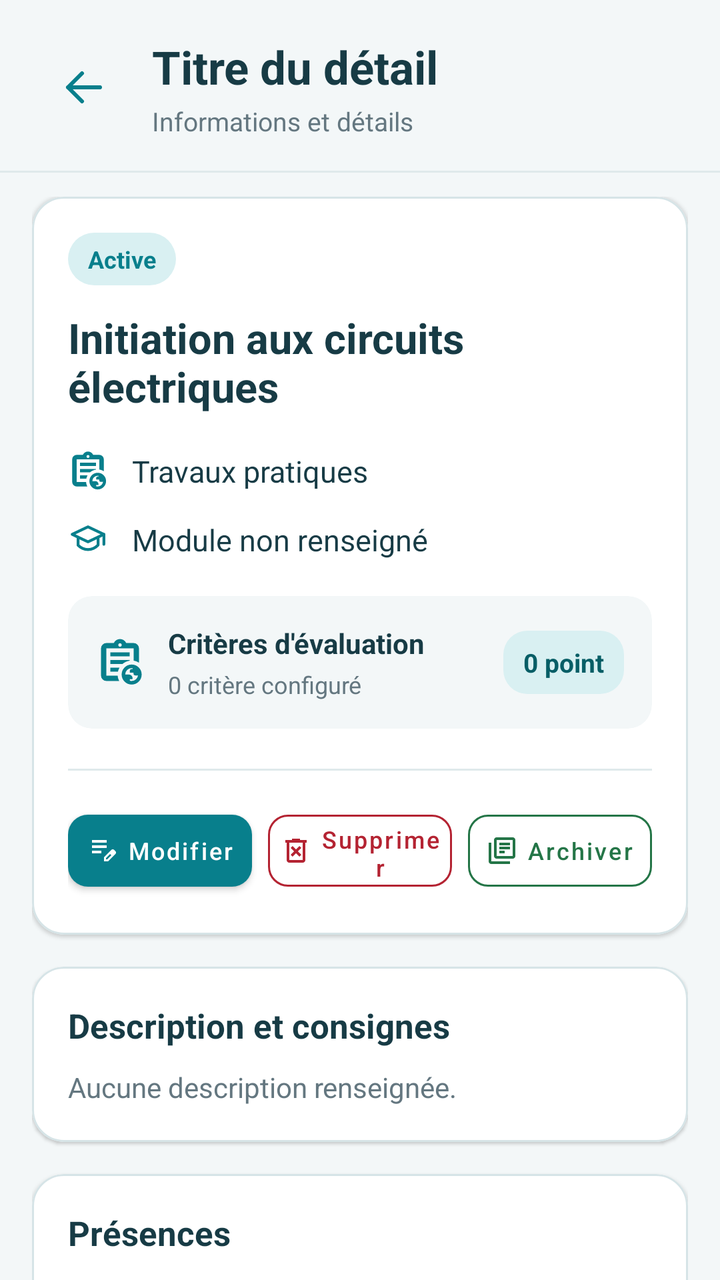
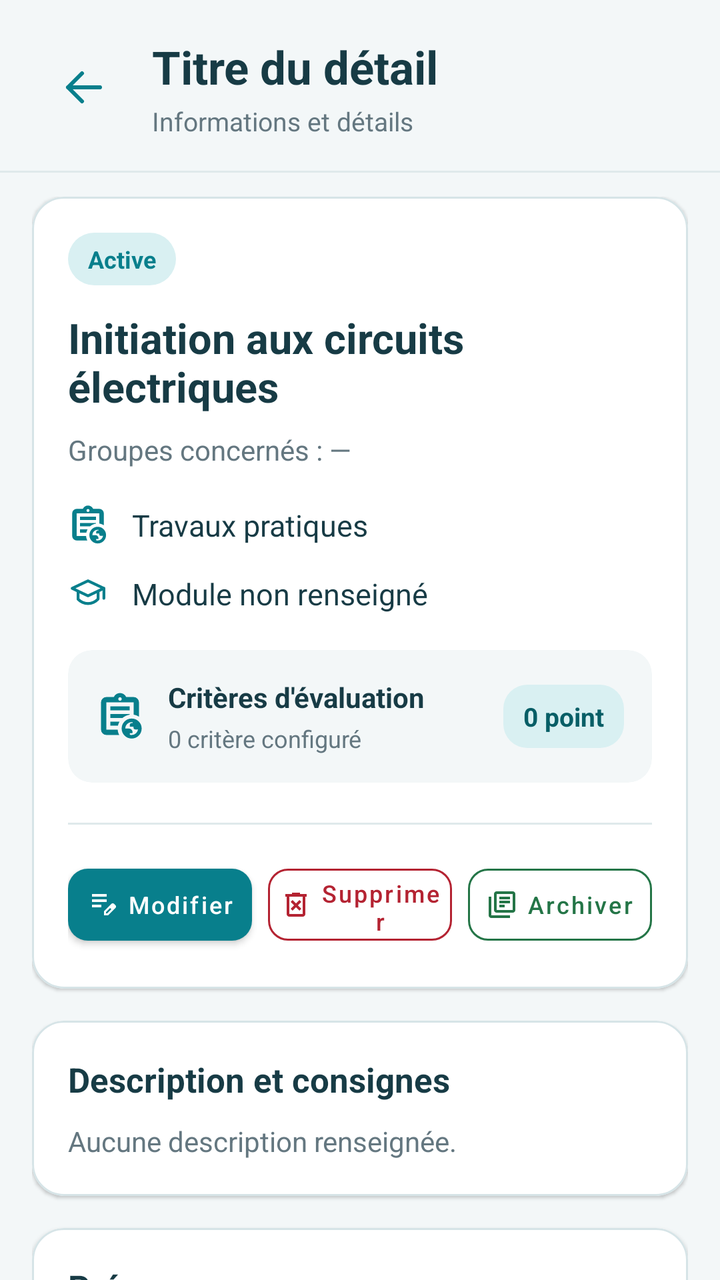

An Android layout rendered at two revisions. The XML below is the earlier revision; the diff shows what the commit changed to produce the second picture.
<!-- AndroidManifest.xml: application theme Theme.Praticum -->
<!-- res/layout/fragment_session_detail.xml -->
<?xml version="1.0" encoding="utf-8"?>
<LinearLayout
    xmlns:android="http://schemas.android.com/apk/res/android"
    xmlns:app="http://schemas.android.com/apk/res-auto"
    android:layout_width="match_parent"
    android:layout_height="match_parent"
    android:orientation="vertical"
    android:background="@color/screen_background">

    
    <include
        layout="@layout/layout_subscreen_header" />

    
    <ScrollView
        android:layout_width="match_parent"
        android:layout_height="0dp"
        android:layout_weight="1"
        android:fillViewport="true"
        android:clipToPadding="false"
        android:paddingStart="16dp"
        android:paddingEnd="16dp"
        android:paddingTop="12dp"
        android:paddingBottom="20dp"
        android:overScrollMode="never"
        android:scrollbars="none">

        <LinearLayout
            android:layout_width="match_parent"
            android:layout_height="wrap_content"
            android:orientation="vertical">

            
            <com.google.android.material.card.MaterialCardView
                android:layout_width="match_parent"
                android:layout_height="wrap_content"
                android:layout_marginBottom="16dp"
                app:cardBackgroundColor="@color/white"
                app:cardCornerRadius="16dp"
                app:cardElevation="1dp"
                app:strokeColor="@color/color_outline"
                app:strokeWidth="1dp">

                <LinearLayout
                    android:layout_width="match_parent"
                    android:layout_height="wrap_content"
                    android:orientation="vertical"
                    android:padding="18dp">

                    
                    <TextView
                        android:id="@+id/tvSessionDetailStatus"
                        android:layout_width="wrap_content"
                        android:layout_height="wrap_content"
                        android:background="@drawable/bg_status_badge"
                        android:paddingHorizontal="10dp"
                        android:paddingVertical="5dp"
                        android:text="Active"
                        android:textColor="@color/primary"
                        android:textSize="12sp"
                        android:textStyle="bold" />

                    
                    <TextView
                        android:id="@+id/tvSessionDetailTitle"
                        android:layout_width="match_parent"
                        android:layout_height="wrap_content"
                        android:layout_marginTop="12dp"
                        android:text="Initiation aux circuits électriques"
                        android:textColor="@color/text_primary"
                        android:textSize="21sp"
                        android:textStyle="bold" />

                    
                    <LinearLayout
                        android:layout_width="match_parent"
                        android:layout_height="wrap_content"
                        android:layout_marginTop="18dp"
                        android:gravity="center_vertical"
                        android:orientation="horizontal">

                        <ImageView
                            android:layout_width="20dp"
                            android:layout_height="20dp"
                            android:contentDescription="@null"
                            android:src="@drawable/ic_assignment_24"
                            app:tint="@color/primary" />

                        <TextView
                            android:id="@+id/tvSessionDetailType"
                            android:layout_width="0dp"
                            android:layout_height="wrap_content"
                            android:layout_marginStart="12dp"
                            android:layout_weight="1"
                            android:text="Travaux pratiques"
                            android:textColor="@color/text_primary"
                            android:textSize="15sp" />

                    </LinearLayout>

                    
                    <LinearLayout
                        android:layout_width="match_parent"
                        android:layout_height="wrap_content"
                        android:layout_marginTop="14dp"
                        android:gravity="center_vertical"
                        android:orientation="horizontal">

                        <ImageView
                            android:layout_width="20dp"
                            android:layout_height="20dp"
                            android:contentDescription="@null"
                            android:src="@drawable/ic_school"
                            app:tint="@color/primary" />

                        <TextView
                            android:id="@+id/tvSessionDetailModule"
                            android:layout_width="0dp"
                            android:layout_height="wrap_content"
                            android:layout_marginStart="12dp"
                            android:layout_weight="1"
                            android:text="Module non renseigné"
                            android:textColor="@color/text_primary"
                            android:textSize="15sp" />

                    </LinearLayout>

                    
                    <com.google.android.material.card.MaterialCardView
                        android:layout_width="match_parent"
                        android:layout_height="wrap_content"
                        android:layout_marginTop="18dp"
                        app:cardBackgroundColor="@color/screen_background"
                        app:cardCornerRadius="12dp"
                        app:cardElevation="0dp"
                        app:strokeWidth="0dp">

                        <LinearLayout
                            android:layout_width="match_parent"
                            android:layout_height="wrap_content"
                            android:gravity="center_vertical"
                            android:orientation="horizontal"
                            android:padding="14dp">

                            <ImageView
                                android:layout_width="24dp"
                                android:layout_height="24dp"
                                android:contentDescription="@null"
                                android:src="@drawable/ic_assignment_24"
                                app:tint="@color/primary" />

                            <LinearLayout
                                android:layout_width="0dp"
                                android:layout_height="wrap_content"
                                android:layout_marginStart="12dp"
                                android:layout_weight="1"
                                android:orientation="vertical">

                                <TextView
                                    android:layout_width="match_parent"
                                    android:layout_height="wrap_content"
                                    android:text="Critères d'évaluation"
                                    android:textColor="@color/text_primary"
                                    android:textSize="14sp"
                                    android:textStyle="bold" />

                                <TextView
                                    android:id="@+id/tvSessionDetailCriteriaCount"
                                    android:layout_width="match_parent"
                                    android:layout_height="wrap_content"
                                    android:layout_marginTop="3dp"
                                    android:text="0 critère configuré"
                                    android:textColor="@color/text_secondary"
                                    android:textSize="12sp" />

                            </LinearLayout>

                            <TextView
                                android:id="@+id/tvSessionDetailMaxScore"
                                android:layout_width="wrap_content"
                                android:layout_height="wrap_content"
                                android:background="@drawable/bg_menu_selected"
                                android:paddingHorizontal="10dp"
                                android:paddingVertical="7dp"
                                android:text="0 point"
                                android:textColor="@color/primary_dark"
                                android:textSize="13sp"
                                android:textStyle="bold" />

                        </LinearLayout>

                    </com.google.android.material.card.MaterialCardView>

                    
                    <View
                        android:layout_width="match_parent"
                        android:layout_height="1dp"
                        android:layout_marginTop="20dp"
                        android:layout_marginBottom="16dp"
                        android:background="@color/color_divider" />

                    
                    <LinearLayout
                        android:layout_width="match_parent"
                        android:layout_height="wrap_content"
                        android:gravity="center"
                        android:orientation="horizontal"
                        android:baselineAligned="false">

                        <com.google.android.material.button.MaterialButton
                            android:id="@+id/btnEditSessionDetail"
                            style="@style/Widget.MaterialComponents.Button"
                            android:layout_width="0dp"
                            android:layout_height="48dp"
                            android:layout_weight="1"
                            android:layout_marginEnd="4dp"
                            android:minWidth="0dp"
                            android:paddingHorizontal="4dp"
                            android:text="Modifier"
                            android:textAllCaps="false"
                            android:textSize="12sp"
                            app:cornerRadius="10dp"
                            app:icon="@drawable/ic_edit"
                            app:iconGravity="textStart"
                            app:iconPadding="4dp"
                            app:iconSize="16dp" />

                        <com.google.android.material.button.MaterialButton
                            android:id="@+id/btnDeleteSessionDetail"
                            style="@style/Widget.MaterialComponents.Button.OutlinedButton"
                            android:layout_width="0dp"
                            android:layout_height="48dp"
                            android:layout_weight="1"
                            android:layout_marginHorizontal="4dp"
                            android:minWidth="0dp"
                            android:paddingHorizontal="4dp"
                            android:text="Supprimer"
                            android:textAllCaps="false"
                            android:textColor="@color/color_absent"
                            android:textSize="12sp"
                            app:cornerRadius="10dp"
                            app:icon="@drawable/ic_delete"
                            app:iconGravity="textStart"
                            app:iconPadding="4dp"
                            app:iconSize="16dp"
                            app:iconTint="@color/color_absent"
                            app:strokeColor="@color/color_absent" />

                        <com.google.android.material.button.MaterialButton
                            android:id="@+id/btnArchiveSession"
                            style="@style/Widget.MaterialComponents.Button.OutlinedButton"
                            android:layout_width="0dp"
                            android:layout_height="48dp"
                            android:layout_weight="1"
                            android:layout_marginStart="4dp"
                            android:minWidth="0dp"
                            android:paddingHorizontal="4dp"
                            android:text="Archiver"
                            android:textAllCaps="false"
                            android:textColor="@color/color_success"
                            android:textSize="12sp"
                            app:cornerRadius="10dp"
                            app:icon="@drawable/ic_archive"
                            app:iconGravity="textStart"
                            app:iconPadding="4dp"
                            app:iconSize="16dp"
                            app:iconTint="@color/color_success"
                            app:strokeColor="@color/color_success" />

                    </LinearLayout>

                </LinearLayout>
            </com.google.android.material.card.MaterialCardView>

            
            <com.google.android.material.card.MaterialCardView
                android:layout_width="match_parent"
                android:layout_height="wrap_content"
                android:layout_marginBottom="16dp"
                app:cardBackgroundColor="@color/white"
                app:cardCornerRadius="16dp"
                app:cardElevation="1dp"
                app:strokeColor="@color/color_outline"
                app:strokeWidth="1dp">

                <LinearLayout
                    android:layout_width="match_parent"
                    android:layout_height="wrap_content"
                    android:orientation="vertical"
                    android:padding="18dp">

                    <TextView
                        android:layout_width="match_parent"
                        android:layout_height="wrap_content"
                        android:text="Description et consignes"
                        android:textColor="@color/text_primary"
                        android:textSize="17sp"
                        android:textStyle="bold" />

                    <TextView
                        android:id="@+id/tvSessionDetailDescription"
                        android:layout_width="match_parent"
                        android:layout_height="wrap_content"
                        android:layout_marginTop="10dp"
                        android:lineSpacingExtra="4dp"
                        android:text="Aucune description renseignée."
                        android:textColor="@color/text_secondary"
                        android:textSize="14sp" />

                </LinearLayout>
            </com.google.android.material.card.MaterialCardView>

            
            <com.google.android.material.card.MaterialCardView
                android:layout_width="match_parent"
                android:layout_height="wrap_content"
                android:layout_marginBottom="16dp"
                app:cardBackgroundColor="@color/white"
                app:cardCornerRadius="16dp"
                app:cardElevation="1dp"
                app:strokeColor="@color/color_outline"
                app:strokeWidth="1dp">

                <LinearLayout
                    android:layout_width="match_parent"
                    android:layout_height="wrap_content"
                    android:orientation="vertical"
                    android:padding="18dp">

                    <TextView
                        android:layout_width="match_parent"
                        android:layout_height="wrap_content"
                        android:text="Présences"
                        android:textColor="@color/text_primary"
                        android:textSize="17sp"
                        android:textStyle="bold" />

                    <TextView
                        android:id="@+id/tvSessionDetailAttendanceSummary"
                        android:layout_width="match_parent"
                        android:layout_height="wrap_content"
                        android:layout_marginTop="8dp"
                        android:text="Suivez les présences des étudiants."
                        android:textColor="@color/text_secondary"
                        android:textSize="14sp" />

                    <com.google.android.material.card.MaterialCardView
                        android:id="@+id/btnOpenSessionAttendance"
                        android:layout_width="match_parent"
                        android:layout_height="wrap_content"
                        android:layout_marginTop="12dp"
                        android:clickable="true"
                        android:focusable="true"
                        android:foreground="?attr/selectableItemBackground"
                        app:cardBackgroundColor="@color/white"
                        app:cardCornerRadius="12dp"
                        app:cardElevation="0dp"
                        app:strokeColor="@color/color_divider"
                        app:strokeWidth="1dp">

                        <LinearLayout
                            android:layout_width="match_parent"
                            android:layout_height="wrap_content"
                            android:gravity="center_vertical"
                            android:orientation="horizontal"
                            android:padding="14dp">

                            <ImageView
                                android:layout_width="24dp"
                                android:layout_height="24dp"
                                android:contentDescription="@null"
                                android:src="@drawable/ic_attendance_sheet"
                                app:tint="@color/primary" />

                            <LinearLayout
                                android:layout_width="0dp"
                                android:layout_height="wrap_content"
                                android:layout_marginStart="14dp"
                                android:layout_weight="1"
                                android:orientation="vertical">

                                <TextView
                                    android:layout_width="match_parent"
                                    android:layout_height="wrap_content"
                                    android:text="Ouvrir la feuille de présence"
                                    android:textColor="@color/text_primary"
                                    android:textSize="14sp"
                                    android:textStyle="bold" />

                                <TextView
                                    android:layout_width="match_parent"
                                    android:layout_height="wrap_content"
                                    android:layout_marginTop="3dp"
                                    android:text="Enregistrer les présences, absences et retards"
                                    android:textColor="@color/text_secondary"
                                    android:textSize="12sp" />

                            </LinearLayout>

                            <ImageView
                                android:layout_width="20dp"
                                android:layout_height="20dp"
                                android:contentDescription="@null"
                                android:src="@drawable/ic_chevron_right"
                                app:tint="@color/text_secondary" />

                        </LinearLayout>
                    </com.google.android.material.card.MaterialCardView>

                </LinearLayout>
            </com.google.android.material.card.MaterialCardView>

            
            <com.google.android.material.card.MaterialCardView
                android:layout_width="match_parent"
                android:layout_height="wrap_content"
                android:layout_marginBottom="16dp"
                app:cardBackgroundColor="@color/white"
                app:cardCornerRadius="16dp"
                app:cardElevation="1dp"
                app:strokeColor="@color/color_outline"
                app:strokeWidth="1dp">

                <LinearLayout
                    android:layout_width="match_parent"
                    android:layout_height="wrap_content"
                    android:orientation="vertical"
                    android:padding="18dp">

                    <TextView
                        android:layout_width="match_parent"
                        android:layout_height="wrap_content"
                        android:text="Évaluation"
                        android:textColor="@color/text_primary"
                        android:textSize="17sp"
                        android:textStyle="bold" />

                    <TextView
                        android:layout_width="match_parent"
                        android:layout_height="wrap_content"
                        android:layout_marginTop="8dp"
                        android:text="Les étudiants seront évalués selon les critères configurés pour cette activité."
                        android:textColor="@color/text_secondary"
                        android:textSize="14sp" />

                    
                    <com.google.android.material.card.MaterialCardView
                        android:id="@+id/btnStartEvaluation"
                        android:layout_width="match_parent"
                        android:layout_height="wrap_content"
                        android:layout_marginTop="12dp"
                        android:clickable="true"
                        android:focusable="true"
                        android:foreground="?attr/selectableItemBackground"
                        app:cardBackgroundColor="@color/white"
                        app:cardCornerRadius="12dp"
                        app:cardElevation="0dp"
                        app:strokeColor="@color/color_divider"
                        app:strokeWidth="1dp">

                        <LinearLayout
                            android:layout_width="match_parent"
                            android:layout_height="wrap_content"
                            android:gravity="center_vertical"
                            android:orientation="horizontal"
                            android:padding="14dp">

                            <ImageView
                                android:layout_width="24dp"
                                android:layout_height="24dp"
                                android:contentDescription="@null"
                                android:src="@drawable/ic_evaluation_add"
                                app:tint="@color/primary" />

                            <LinearLayout
                                android:layout_width="0dp"
                                android:layout_height="wrap_content"
                                android:layout_marginStart="14dp"
                                android:layout_weight="1"
                                android:orientation="vertical">

                                <TextView
                                    android:layout_width="match_parent"
                                    android:layout_height="wrap_content"
                                    android:text="Lancer l'évaluation"
                                    android:textColor="@color/text_primary"
                                    android:textSize="14sp"
                                    android:textStyle="bold" />

                                <TextView
                                    android:layout_width="match_parent"
                                    android:layout_height="wrap_content"
                                    android:layout_marginTop="3dp"
                                    android:text="Saisir les notes selon les critères définis"
                                    android:textColor="@color/text_secondary"
                                    android:textSize="12sp" />

                            </LinearLayout>

                            <ImageView
                                android:layout_width="20dp"
                                android:layout_height="20dp"
                                android:contentDescription="@null"
                                android:src="@drawable/ic_chevron_right"
                                app:tint="@color/text_secondary" />

                        </LinearLayout>
                    </com.google.android.material.card.MaterialCardView>

                    
                    <com.google.android.material.card.MaterialCardView
                        android:id="@+id/btnViewEvaluation"
                        android:layout_width="match_parent"
                        android:layout_height="wrap_content"
                        android:layout_marginTop="12dp"
                        android:clickable="true"
                        android:focusable="true"
                        android:foreground="?attr/selectableItemBackground"
                        app:cardBackgroundColor="@color/white"
                        app:cardCornerRadius="12dp"
                        app:cardElevation="0dp"
                        app:strokeColor="@color/color_divider"
                        app:strokeWidth="1dp">

                        <LinearLayout
                            android:layout_width="match_parent"
                            android:layout_height="wrap_content"
                            android:gravity="center_vertical"
                            android:orientation="horizontal"
                            android:padding="14dp">

                            <ImageView
                                android:layout_width="24dp"
                                android:layout_height="24dp"
                                android:contentDescription="@null"
                                android:src="@drawable/ic_assignment_24"
                                app:tint="@color/primary" />

                            <LinearLayout
                                android:layout_width="0dp"
                                android:layout_height="wrap_content"
                                android:layout_marginStart="14dp"
                                android:layout_weight="1"
                                android:orientation="vertical">

                                <TextView
                                    android:layout_width="match_parent"
                                    android:layout_height="wrap_content"
                                    android:text="Consulter les évaluations"
                                    android:textColor="@color/text_primary"
                                    android:textSize="14sp"
                                    android:textStyle="bold" />

                                <TextView
                                    android:layout_width="match_parent"
                                    android:layout_height="wrap_content"
                                    android:layout_marginTop="3dp"
                                    android:text="Consulter les notes enregistrées pour cette activité"
                                    android:textColor="@color/text_secondary"
                                    android:textSize="12sp" />

                            </LinearLayout>

                            <ImageView
                                android:layout_width="20dp"
                                android:layout_height="20dp"
                                android:contentDescription="@null"
                                android:src="@drawable/ic_chevron_right"
                                app:tint="@color/text_secondary" />

                        </LinearLayout>
                    </com.google.android.material.card.MaterialCardView>

                </LinearLayout>
            </com.google.android.material.card.MaterialCardView>

        </LinearLayout>
    </ScrollView>
</LinearLayout>
<!-- res/layout/layout_subscreen_header.xml (included above) -->
<?xml version="1.0" encoding="utf-8"?>
<LinearLayout
    xmlns:android="http://schemas.android.com/apk/res/android"
    xmlns:app="http://schemas.android.com/apk/res-auto"
    android:id="@+id/layoutDetailHeaderContainer"
    android:layout_width="match_parent"
    android:layout_height="wrap_content"
    android:orientation="vertical"
    android:background="@color/screen_background">

    
    <LinearLayout
        android:id="@+id/layoutSubscreenHeader"
        android:layout_width="match_parent"
        android:layout_height="wrap_content"
        android:gravity="center_vertical"
        android:orientation="horizontal"
        android:paddingStart="20dp"
        android:paddingTop="18dp"
        android:paddingEnd="20dp"
        android:paddingBottom="16dp">

        
        <ImageButton
            android:id="@+id/btnSubscreenHeaderBack"
            android:layout_width="44dp"
            android:layout_height="44dp"
            android:layout_marginEnd="12dp"
            android:background="?attr/selectableItemBackgroundBorderless"
            android:contentDescription="Retour"
            android:padding="10dp"
            android:src="@drawable/ic_arrow_back"
            app:tint="@color/primary" />

        
        <LinearLayout
            android:id="@+id/layoutSubscreenHeaderTitles"
            android:layout_width="0dp"
            android:layout_height="wrap_content"
            android:layout_weight="1"
            android:orientation="vertical">

            <TextView
                android:id="@+id/tvSubscreenHeaderTitle"
                android:layout_width="match_parent"
                android:layout_height="wrap_content"
                android:ellipsize="end"
                android:maxLines="1"
                android:text="Titre du détail"
                android:textColor="@color/text_primary"
                android:textSize="23sp"
                android:textStyle="bold" />

            <TextView
                android:id="@+id/tvSubscreenHeaderSubtitle"
                android:layout_width="match_parent"
                android:layout_height="wrap_content"
                android:layout_marginTop="3dp"
                android:ellipsize="end"
                android:maxLines="1"
                android:text="Informations et détails"
                android:textColor="@color/text_secondary"
                android:textSize="13sp" />

        </LinearLayout>

    </LinearLayout>

    
    <View
        android:id="@+id/viewSubscreenHeaderDivider"
        android:layout_width="match_parent"
        android:layout_height="1dp"
        android:background="@color/color_divider" />

</LinearLayout>
<!-- resources referenced by this layout -->
<resources>
  <color name="color_absent">#B42332</color>
  <color name="color_divider">#DFE9EB</color>
  <color name="color_outline">#D6E4E7</color>
  <color name="color_success">#247547</color>
  <color name="primary">#087F8C</color>
  <color name="primary_dark">#075E66</color>
  <color name="screen_background">#F3F7F8</color>
  <color name="text_primary">#173B45</color>
  <color name="text_secondary">#647780</color>
  <color name="white">#FFFFFF</color>
  <!-- drawable bg_menu_selected (drawable) -->
  <?xml version="1.0" encoding="utf-8"?>
  <shape xmlns:android="http://schemas.android.com/apk/res/android"
      android:shape="rectangle">
      <solid android:color="@color/color_info_container" />
      <corners android:radius="12dp" />
  </shape>
  <!-- drawable bg_status_badge (drawable) -->
  <shape xmlns:android="http://schemas.android.com/apk/res/android"
      android:shape="rectangle">
      <solid android:color="@color/color_info_container" />
      <corners android:radius="50dp" />
  </shape>
  <!-- drawable ic_arrow_back (drawable) -->
  <vector xmlns:android="http://schemas.android.com/apk/res/android"
      android:width="24dp"
      android:height="24dp"
      android:viewportWidth="24"
      android:viewportHeight="24">
  
      <path
          android:fillColor="#173B45"
          android:pathData="M20,12 L4,12 M4,12 L11,5 M4,12 L11,19"
          android:strokeColor="#173B45"
          android:strokeWidth="2"
          android:strokeLineCap="round"
          android:strokeLineJoin="round" />
  </vector>
  <!-- drawable ic_chevron_right (drawable) -->
  <vector xmlns:android="http://schemas.android.com/apk/res/android"
      android:width="24dp"
      android:height="24dp"
      android:viewportWidth="24"
      android:viewportHeight="24">
  
      <path
          android:pathData="M9,18l6,-6 -6,-6"
          android:fillColor="@android:color/transparent"
          android:strokeColor="#647780"
          android:strokeWidth="2"
          android:strokeLineCap="round"
          android:strokeLineJoin="round" />
  </vector>
  <!-- drawable ic_edit (drawable) -->
  <vector xmlns:android="http://schemas.android.com/apk/res/android" android:width="24dp" android:height="24dp" android:viewportWidth="960" android:viewportHeight="960" android:tint="?attr/colorControlNormal">
      <path android:fillColor="@android:color/white" android:pathData="M160,560L160,480L440,480L440,560L160,560ZM160,400L160,320L600,320L600,400L160,400ZM160,240L160,160L600,160L600,240L160,240ZM520,800L520,677L741,457Q750,448 761,444Q772,440 783,440Q795,440 806,444.5Q817,449 826,458L863,495Q871,504 875.5,515Q880,526 880,537Q880,548 876,559.5Q872,571 863,580L643,800L520,800ZM820,537L820,537L783,500L783,500L820,537ZM580,740L618,740L739,618L721,599L702,581L580,702L580,740ZM721,599L702,581L702,581L739,618L739,618L721,599Z"/>
  </vector>
  <style name="Theme.Praticum" parent="Theme.MaterialComponents.DayNight.NoActionBar">
  
          
          <item name="colorPrimary">@color/primary</item>
          <item name="colorPrimaryVariant">@color/primary_dark</item>
          <item name="colorSecondary">@color/secondary</item>
  
  
          
          <item name="android:enforceNavigationBarContrast">false</item>
  
  
          
          
          <item name="android:statusBarColor">@android:color/transparent</item>
          <item name="android:navigationBarColor">@android:color/transparent</item>
          <item name="android:windowLightStatusBar">false</item>
          <item name="android:windowLightNavigationBar">true</item>
  
  
      </style>
  <color name="color_info_container">#D9F0F2</color>
  <color name="secondary">#159AA5</color>
  <!-- unchanged entries left out for length: 6 -->
</resources>

<!-- the commit's change to res/layout/fragment_session_detail.xml (unified diff, before → after) -->
@@ -70,6 +70,15 @@
                         android:textColor="@color/text_primary"
                         android:textSize="21sp"
                         android:textStyle="bold" />
+
+                    <TextView
+                        android:id="@+id/tvSessionDetailTargetGroups"
+                        android:layout_width="match_parent"
+                        android:layout_height="wrap_content"
+                        android:layout_marginTop="8dp"
+                        android:text="Groupes concernés : —"
+                        android:textColor="@color/text_secondary"
+                        android:textSize="14sp" />
 
                     
                     <LinearLayout
